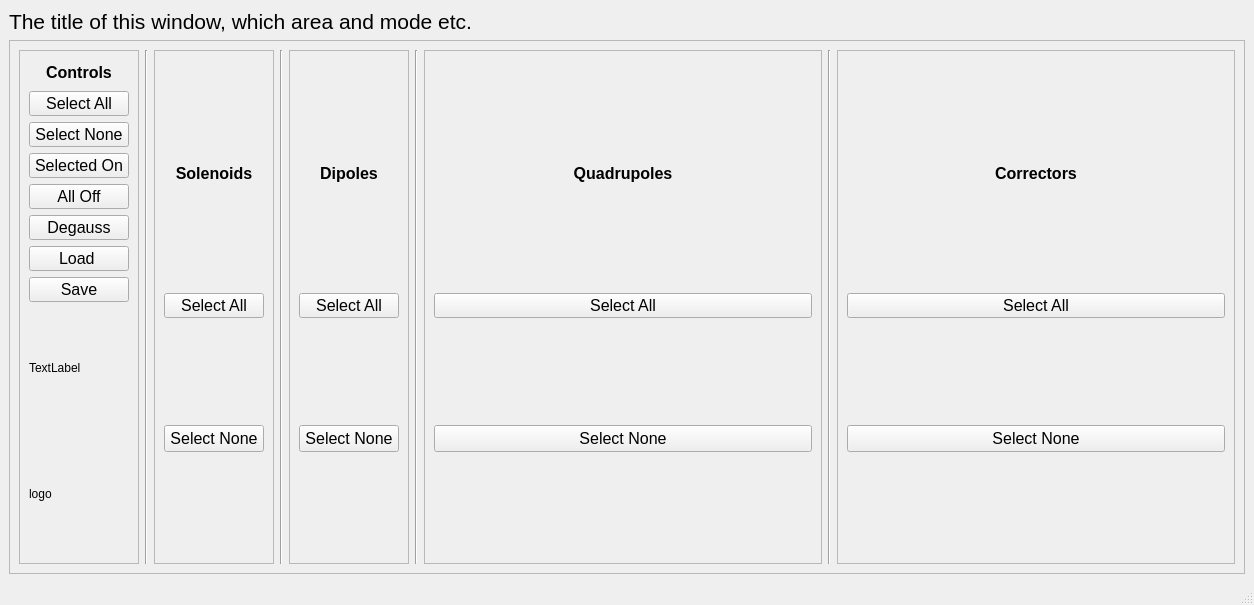
Old version of the form MagnetApp/Ui_magnetAppMainView.ui in the repository VELA-CLARA-software/Software.
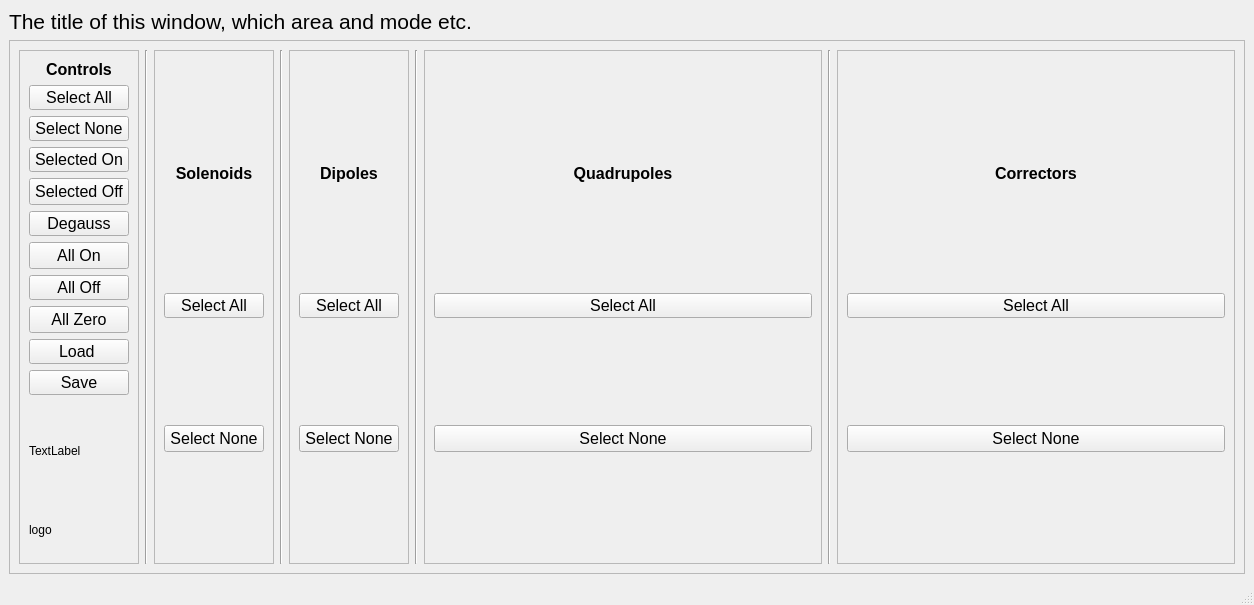
New version of the form.

Commit message: magnetApp end of "do" phase

```diff
--- a/MagnetApp/Ui_magnetAppMainView.ui
+++ b/MagnetApp/Ui_magnetAppMainView.ui
@@ -149,20 +149,14 @@
            </widget>
           </item>
           <item>
-           <widget class="QPushButton" name="allOff">
-            <property name="maximumSize">
-             <size>
-              <width>16777215</width>
-              <height>25</height>
-             </size>
-            </property>
+           <widget class="QPushButton" name="selectedOff">
             <property name="font">
              <font>
               <pointsize>12</pointsize>
              </font>
             </property>
             <property name="text">
-             <string>All Off</string>
+             <string>Selected Off</string>
             </property>
            </widget>
           </item>
@@ -184,6 +178,48 @@
             </property>
            </widget>
           </item>
+          <item>
+           <widget class="QPushButton" name="allOn">
+            <property name="font">
+             <font>
+              <pointsize>12</pointsize>
+             </font>
+            </property>
+            <property name="text">
+             <string>All On</string>
+            </property>
+           </widget>
+          </item>
+          <item>
+           <widget class="QPushButton" name="allOff">
+            <property name="maximumSize">
+             <size>
+              <width>16777215</width>
+              <height>25</height>
+             </size>
+            </property>
+            <property name="font">
+             <font>
+              <pointsize>12</pointsize>
+             </font>
+            </property>
+            <property name="text">
+             <string>All Off</string>
+            </property>
+           </widget>
+          </item>
+          <item>
+           <widget class="QPushButton" name="allZero">
+            <property name="font">
+             <font>
+              <pointsize>12</pointsize>
+             </font>
+            </property>
+            <property name="text">
+             <string>All Zero</string>
+            </property>
+           </widget>
+          </item>
           <item>
            <widget class="QPushButton" name="loadSettings">
             <property name="maximumSize">
```
The commit also changes 21 other files.
